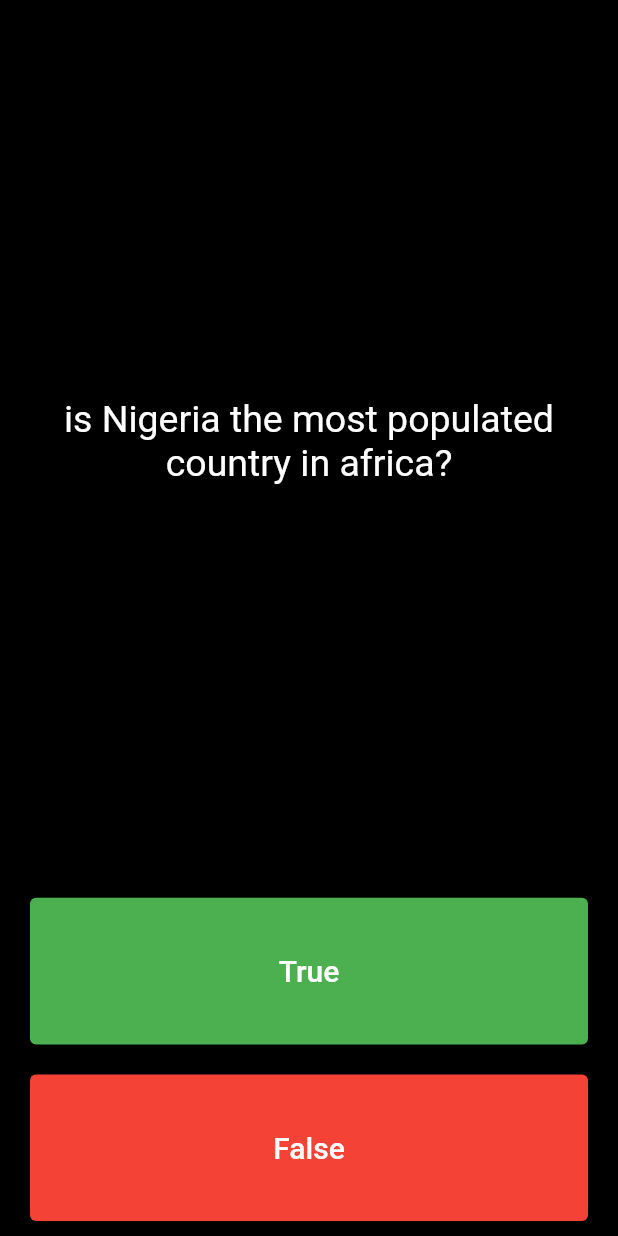
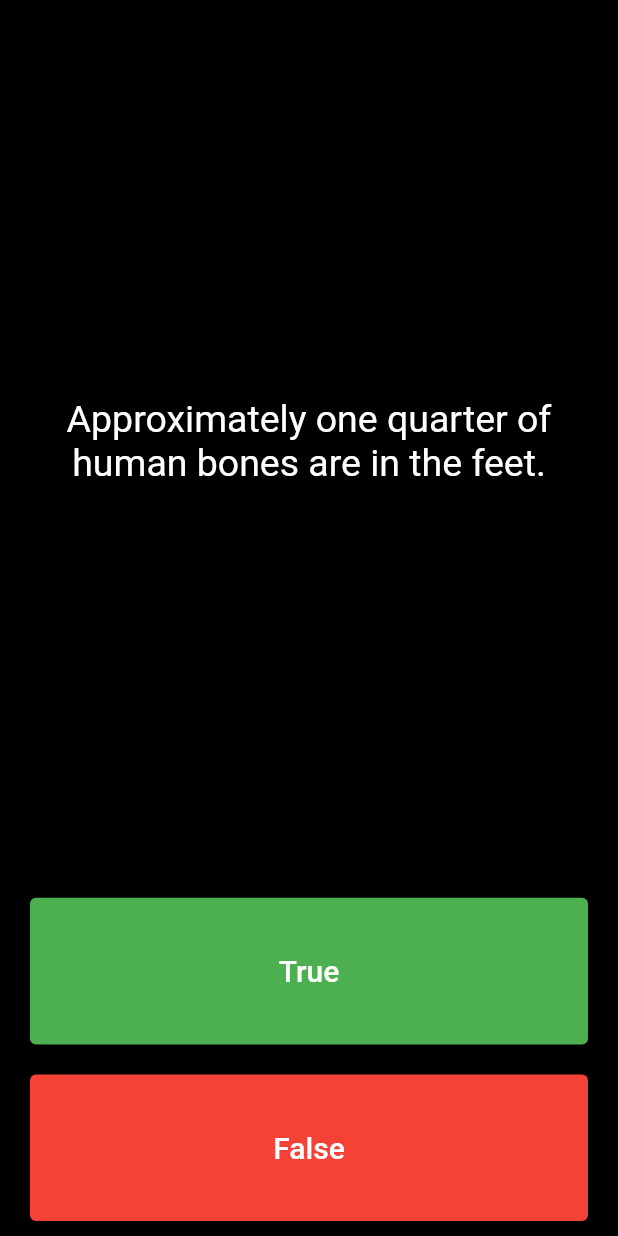
Before and after one commit to malikrasaq/my-flutter-starter-projects, a Flutter app: the screen it shows after launch, after a tap on "True", after a tap on "False", on a phone screen of 412 x 824 dp. Run offline on Flutter 3.47's test engine with Material 2 defaults, Android fonts, the phone set to English and light mode, and no system bars; our stand-ins replace audioplayers.

Commit message:
Updated the quizBrain class

```diff
--- a/quiz_app/lib/main.dart
+++ b/quiz_app/lib/main.dart
@@ -1,5 +1,7 @@
 import 'package:flutter/material.dart';
-import 'question.dart';
+import 'quiz_brain.dart';
+
+QuizBrain quizBrain = QuizBrain();
 
 void main() => runApp(const QuizApp());
 
@@ -30,17 +32,19 @@
 }
 
 class _QuizPageState extends State<QuizPage> {
-  List<Widget> scoreKeeper = [];
+  List<Icon> scoreKeeper = [];
 
-  List<Question> questionBank = [
-    Question(questionText: 'is sahara the largest desert in the world?', questionAnswers: false),
-    Question(questionText:'is River Nile the longest river in the world?', questionAnswers: true),
-    Question(questionText:'is Nigeria the most populated country in africa?', questionAnswers: true),
-  ];
-
-
-  int questionNumber = 0;
-
+ void checkAnswer(bool userPicked) {
+  bool correct = quizBrain.qetQuestionAnswer();
+    if (correct == true) {
+      print('User got it right');
+    } else {
+      print('User got it wrong');
+    }
+    setState(() {
+      quizBrain.nextQuestion();
+    });
+ }
   @override
   Widget build(BuildContext context) {
     return Column(
@@ -53,7 +57,7 @@
             padding: const EdgeInsets.all(10.0),
             child: Center(
               child: Text(
-                questionBank[questionNumber].questionText,
+                quizBrain.getQuestionText(),
                 textAlign: TextAlign.center,
                 style: const TextStyle(
                   fontSize: 25.0,
@@ -76,15 +80,7 @@
                 ),
               ),
               onPressed: () {
-                bool correct = questionBank[questionNumber].questionAnswers;
-                if (correct == true) {
-                  print('You\'re correct');
-                } else {
-                  print('You\'re wrong');
-                }
-                setState(() {
-                  questionNumber++;
-                });
+               checkAnswer(true);
               },
             ),
           ),
@@ -102,15 +98,7 @@
                 ),
               ),
               onPressed: () {
-                 bool correct = questionBank[questionNumber].questionAnswers;
-                if (correct == true) {
-                  print('Youre correct');
-                } else {
-                  print('Youre wrong');
-                }
-                setState(() {
-                  questionNumber++;
-                });
+                checkAnswer(false);
               },
             ),
           ),
--- a/quiz_app/lib/question.dart
+++ b/quiz_app/lib/question.dart
@@ -2,5 +2,5 @@
   String questionText;
   bool questionAnswers;
 
-  Question({required this.questionText, required this.questionAnswers});
+  Question(this.questionText ,this.questionAnswers);
 }
--- /dev/null
+++ b/quiz_app/lib/quiz_brain.dart
@@ -0,0 +1,51 @@
+
+import 'question.dart';
+
+  class QuizBrain {
+
+
+     int _questionNumber = 0;
+     final List<Question> _questionBank = [
+    Question('Some cats are actually allergic to humans',  true),
+    Question('You can lead a cow down stairs but not up stairs.', false),
+    Question('Approximately one quarter of human bones are in the feet.', true),
+    Question('A slug\'s blood is green.', true),
+    Question('Buzz Aldrin\'s mother\'s maiden name was \"Moon\".', true),
+    Question('It is illegal to pee in the Ocean in Portugal.', true),
+    Question(
+        'No piece of square dry paper can be folded in half more than 7 times.',
+        false),
+    Question(
+        'In London, UK, if you happen to die in the House of Parliament, you are technically entitled to a state funeral, because the building is considered too sacred a place.',
+        true),
+    Question(
+        'The loudest sound produced by any animal is 188 decibels. That animal is the African Elephant.',
+        false),
+    Question(
+        'The total surface area of two human lungs is approximately 70 square metres.',
+        true),
+    Question('Google was originally called \"Backrub\".', true),
+    Question(
+        'Chocolate affects a dog\'s heart and nervous system; a few ounces are enough to kill a small dog.',
+        true),
+    Question(
+        'In West Virginia, USA, if you accidentally hit an animal with your car, you are free to take it home to eat.',
+        true),
+  ];
+
+    void nextQuestion() {
+      if (_questionNumber < _questionBank.length - 1) {
+        _questionNumber++;
+      }
+      print(_questionNumber);
+      print(_questionBank.length);
+    }
+
+    String getQuestionText() {
+        return _questionBank[_questionNumber].questionText;
+    }
+
+    bool qetQuestionAnswer() {
+      return _questionBank[_questionNumber].questionAnswers;
+    }
+}
```
